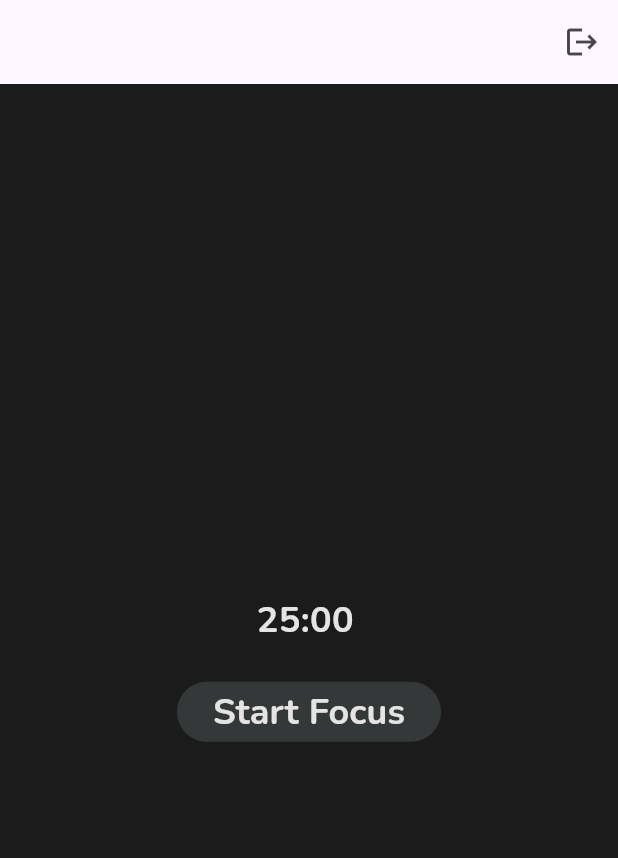
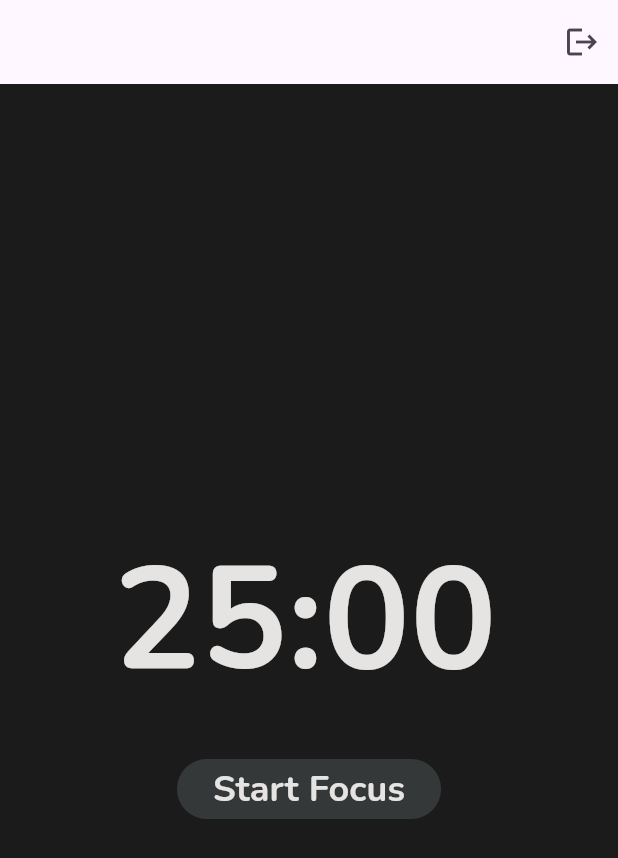
Before and after one commit to hpzynha/pomodero_app, a Flutter app: the screen it shows once a user with an empty profile is signed in, on a phone screen of 412 x 824 dp. Shown: the top 858 px of the screen. Run offline on Flutter 3.47's test engine with Material 3 defaults, Android fonts, the light colour scheme and no system bars; our stand-ins replace animated_splash_screen, easy_localization, firebase_auth, firebase_core, flutter_svg, google_fonts and 1 more; accounts and stored records are empty; network calls fail.

Commit message:
fixing UI

```diff
--- a/lib/style/text_styles.dart
+++ b/lib/style/text_styles.dart
@@ -38,5 +38,11 @@ class PomoderoTextStyles {
     color: textDarkMode,
   );
 
+  static final TextStyle pomodoroTimer = GoogleFonts.nunito(
+    fontSize: 96,
+    fontWeight: FontWeight.bold,
+    color: textDarkMode,
+  );
+
   // Adicione mais estilos conforme necessário...
 }
--- a/lib/widgets/time_options.dart
+++ b/lib/widgets/time_options.dart
@@ -34,7 +34,7 @@ class TimeOptions extends StatelessWidget {
                     fontSize: 38,
                     fontWeight: FontWeight.w700,
                     color: double.parse(time) == provider.selectedTime
-                        ? springGreen
+                        ? aerospaceorange
                         : textDarkMode,
                   ),
                 )),
--- a/lib/widgets/timer_widget.dart
+++ b/lib/widgets/timer_widget.dart
@@ -20,7 +20,7 @@ class TimerWidget extends StatelessWidget {
       children: [
         Text(
           formattedTime,
-          style: PomoderoTextStyles.buttonText,
+          style: PomoderoTextStyles.pomodoroTimer,
         ),
         const SizedBox(width: 5),
       ],
```
